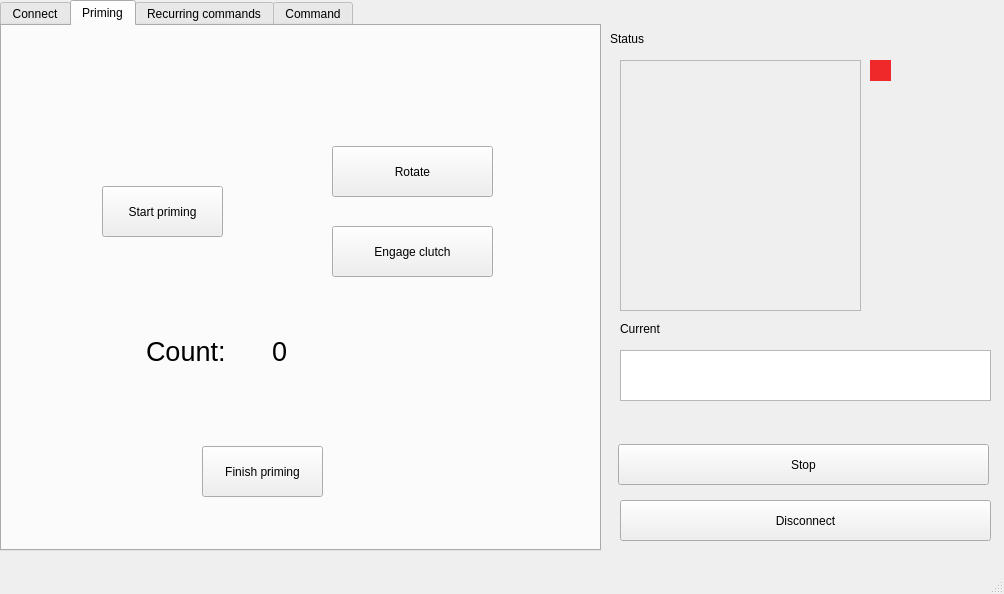
First picture: the form in basic.ui, repository arjun1299/PancreasGUI, before the edit.
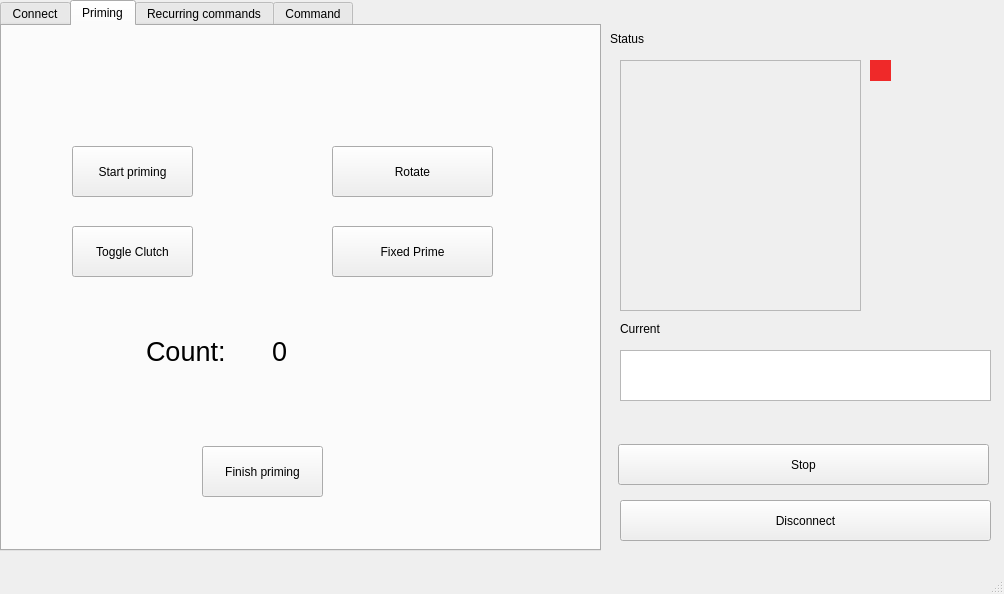
Second picture: the form after the edit. The open tabs and pages were chosen to show the change.

Commit message: modified:   _primingTab.py: New buttons added, according to wireframe

```diff
--- a/basic.ui
+++ b/basic.ui
@@ -96,8 +96,8 @@
      <widget class="QPushButton" name="startPrime">
       <property name="geometry">
        <rect>
-        <x>100</x>
-        <y>160</y>
+        <x>70</x>
+        <y>120</y>
         <width>121</width>
         <height>51</height>
        </rect>
@@ -178,7 +178,20 @@
        </rect>
       </property>
       <property name="text">
-       <string>Engage clutch</string>
+       <string>Fixed Prime</string>
+      </property>
+     </widget>
+     <widget class="QPushButton" name="toggleClutchBtn">
+      <property name="geometry">
+       <rect>
+        <x>70</x>
+        <y>200</y>
+        <width>121</width>
+        <height>51</height>
+       </rect>
+      </property>
+      <property name="text">
+       <string>Toggle Clutch</string>
       </property>
      </widget>
     </widget>
```
Left out of the diff: 4 changed lines with no effect on the pictures. The commit also changes 17 other files.
